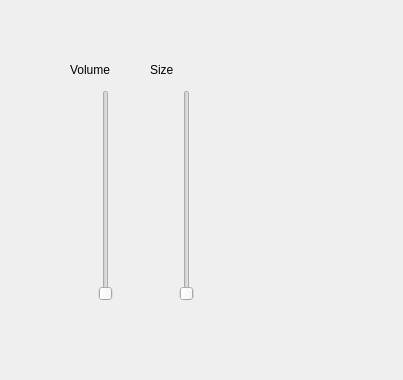
Old version of the form Universal-Audio-Visualizer/Sources/slider.ui in the repository lbrooney/Universal-Audio-Visualizer.
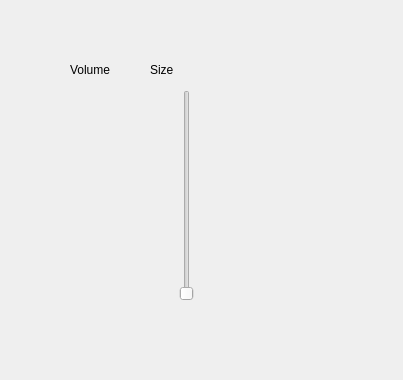
New version of the form.

Patch:
```diff
--- a/Universal-Audio-Visualizer/Sources/slider.ui
+++ b/Universal-Audio-Visualizer/Sources/slider.ui
@@ -13,25 +13,6 @@
   <property name="windowTitle">
    <string>Dialog</string>
   </property>
-  <widget class="QWidget" name="horizontalLayoutWidget">
-   <property name="geometry">
-    <rect>
-     <x>70</x>
-     <y>90</y>
-     <width>71</width>
-     <height>211</height>
-    </rect>
-   </property>
-   <layout class="QHBoxLayout" name="horizontalLayout">
-    <item>
-     <widget class="QSlider" name="volumeSlider">
-      <property name="orientation">
-       <enum>Qt::Vertical</enum>
-      </property>
-     </widget>
-    </item>
-   </layout>
-  </widget>
   <widget class="QWidget" name="horizontalLayoutWidget_2">
    <property name="geometry">
     <rect>
```
